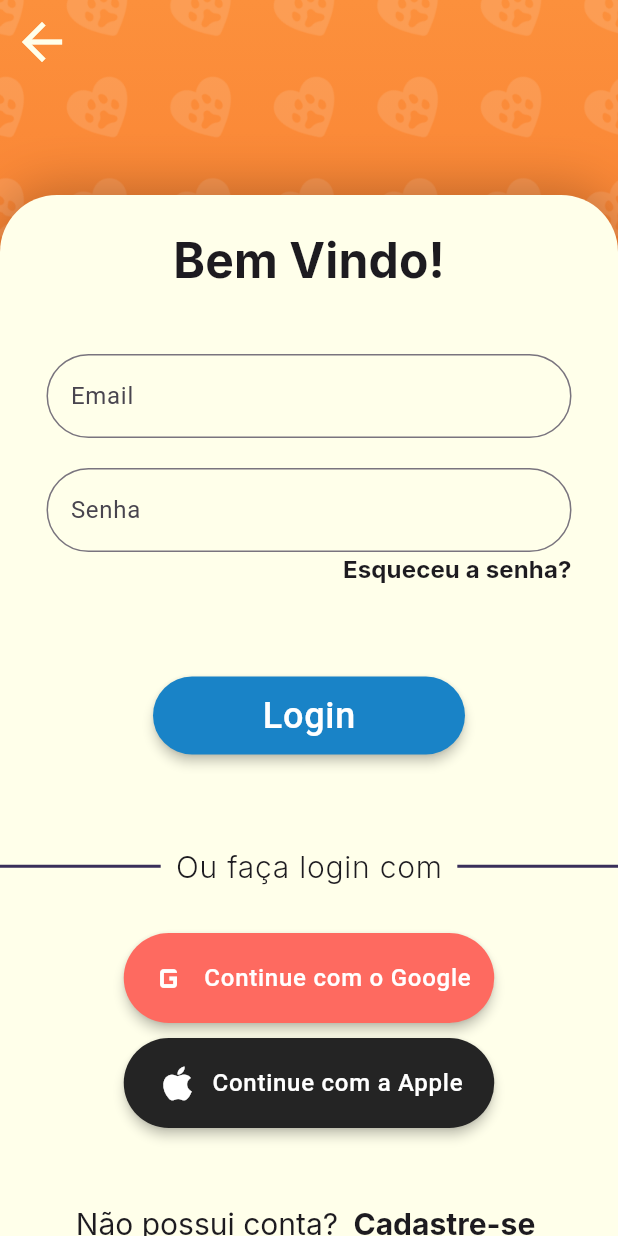
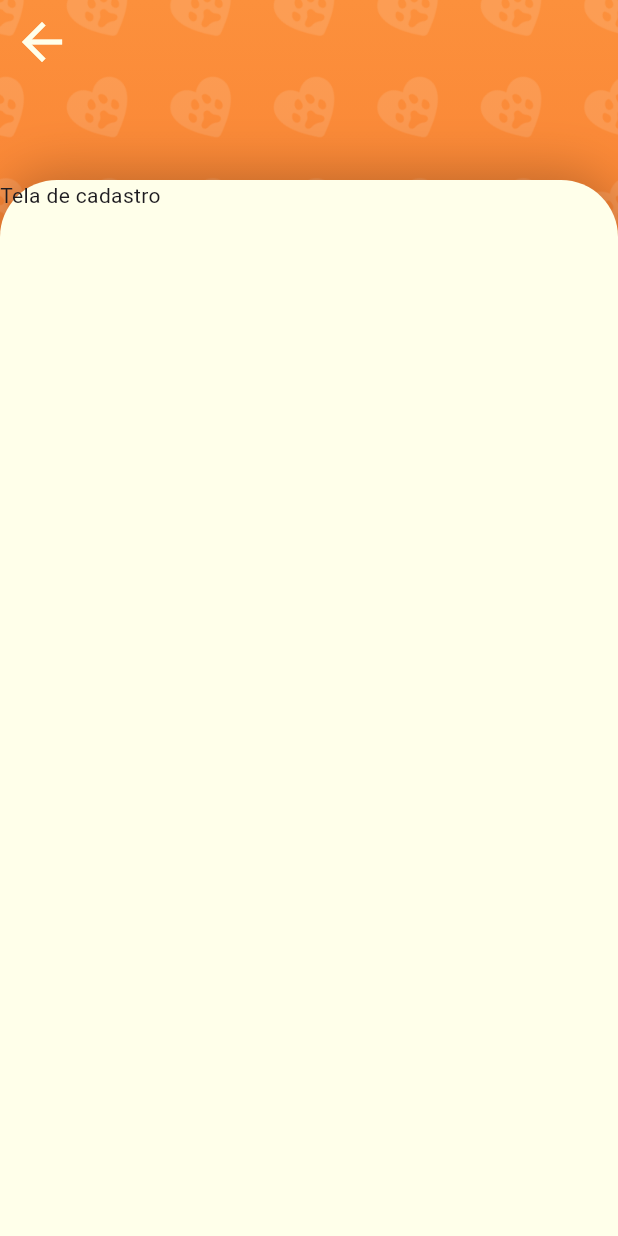
Before and after one commit to Igorsant/petit, a Flutter app: the LoginView screen opened directly, after a tap on "Cadastre-se", on a phone screen of 412 x 824 dp. Run offline on Flutter 3.47's test engine with Material 3 defaults, Android fonts, the light colour scheme and no system bars; our stand-ins replace google_fonts.

Commit message:
first steps of adding register view

```diff
--- a/lib/views/login_view.dart
+++ b/lib/views/login_view.dart
@@ -1,5 +1,6 @@
 import 'package:flutter/material.dart';
 import 'package:petit/components/background_container.dart';
+import 'package:petit/views/register/register_1.dart';
 
 class LoginView extends StatelessWidget {
   const LoginView({super.key});
@@ -163,7 +164,10 @@ class LoginView extends StatelessWidget {
                     style: Theme.of(context).textTheme.headlineMedium,
                     "Não possui conta? "),
                 TextButton(
-                  onPressed: () => {},
+                  onPressed: () => {
+                    Navigator.push(context,
+                      MaterialPageRoute(builder: (_) => const RegisterView()))
+                  },
                   child: Text(
                       style: Theme.of(context)
                           .textTheme
--- /dev/null
+++ b/lib/views/register/register_1.dart
@@ -0,0 +1,25 @@
+import 'package:flutter/material.dart';
+import 'package:petit/components/background_container.dart';
+
+class RegisterView extends StatelessWidget {
+  const RegisterView({super.key});
+
+  @override
+  Widget build(BuildContext context) {
+    return Scaffold(
+      appBar: AppBar(
+        backgroundColor: const Color.fromRGBO(0, 0, 0, 0),
+        iconTheme: const IconThemeData(
+          color: Color.fromRGBO(255, 255, 234, 1),
+          size: 40,
+          weight: 100,
+        ),
+      ),
+      extendBodyBehindAppBar: true,
+      body: const BackgroundContainer(
+        topSpace: 120,
+        child: Text("Tela de cadastro"),
+      ),
+    );
+  }
+}
```
